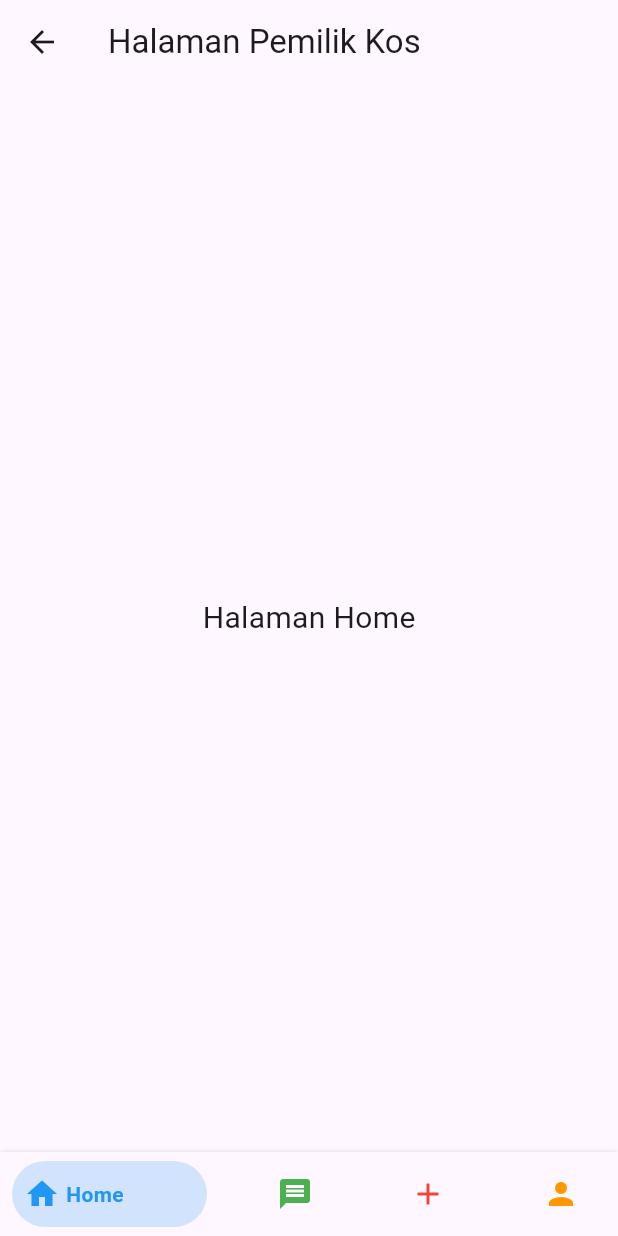
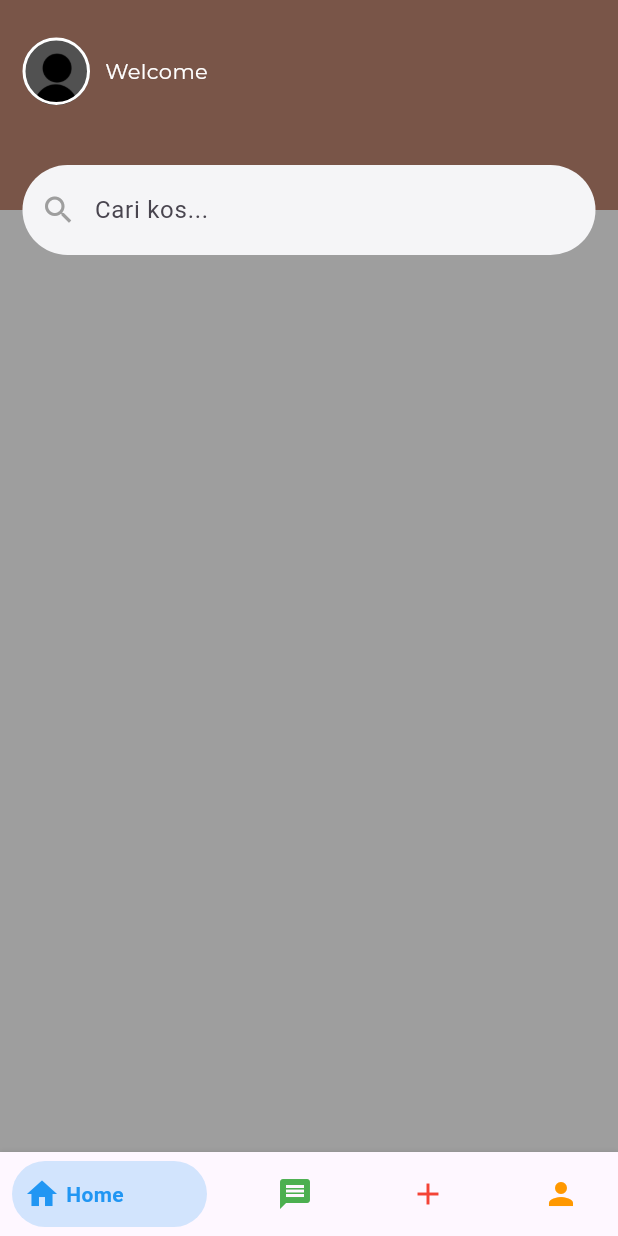
Before and after one commit to RafiRhnnn/kosanbaru, a Flutter app: the PemilikKosScreen screen opened directly with empty values, on a phone screen of 412 x 824 dp. Run offline on Flutter 3.47's test engine with Material 3 defaults, Android fonts, the phone set to English and light mode, and no system bars; drawn by our look-alikes of bottom_navy_bar; our stand-ins replace carousel_slider, google_fonts, supabase_flutter; accounts and stored records are empty.

Commit message:
imah pemilik

```diff
--- a/lib/screens/pemilikkos/home_screen.dart
+++ b/lib/screens/pemilikkos/home_screen.dart
@@ -1,15 +1,118 @@
 import 'package:flutter/material.dart';
+import 'package:google_fonts/google_fonts.dart';
 
 class HomeScreen extends StatelessWidget {
   const HomeScreen({super.key});
 
   @override
   Widget build(BuildContext context) {
-    return const Center(
-      child: Text(
-        'Halaman Home',
-        style: TextStyle(fontSize: 20),
+    return Scaffold(
+      backgroundColor: Colors.grey,
+      body: SafeArea(
+        child: Column(
+          children: [
+            Stack(
+              children: [
+                Container(
+                  height: 140,
+                  width: double.infinity,
+                  color: Colors.brown,
+                ),
+                Column(
+                  children: [
+                    SizedBox(
+                      height: 10,
+                    ),
+                    Padding(
+                      padding: const EdgeInsets.all(15),
+                      child: Row(
+                        children: [
+                          Row(
+                            children: [
+                              Container(
+                                alignment: Alignment.topLeft,
+                                height: 45,
+                                width: 45,
+                                decoration: BoxDecoration(
+                                  image: DecorationImage(
+                                    image:
+                                        AssetImage('assets/images/profile.jpg'),
+                                  ),
+                                  borderRadius: BorderRadius.circular(25),
+                                  border: Border.all(
+                                    color: Colors.white,
+                                    style: BorderStyle.solid,
+                                    width: 2,
+                                  ),
+                                ),
+                              ),
+                              SizedBox(
+                                width: 10,
+                              ),
+                              Text(
+                                "Welcome",
+                                style: GoogleFonts.montserrat(
+                                  color: Colors.white,
+                                ),
+                              ),
+                            ],
+                          ),
+                        ],
+                      ),
+                    ),
+                    SizedBox(
+                      height: 25,
+                    ),
+                    Padding(
+                      padding: const EdgeInsets.symmetric(horizontal: 15.0),
+                      child: Container(
+                        height: 60,
+                        width: double.infinity,
+                        decoration: BoxDecoration(
+                          color: Color(0xFFF5F5F7),
+                          borderRadius: BorderRadius.circular(30),
+                        ),
+                        child: Row(
+                          children: [
+                            Padding(
+                              padding:
+                                  const EdgeInsets.symmetric(horizontal: 12.0),
+                              child: Icon(
+                                Icons.search,
+                                color: Colors.grey,
+                              ),
+                            ),
+                            Expanded(
+                              child: TextField(
+                                cursorHeight: 20,
+                                autofocus: false,
+                                decoration: InputDecoration(
+                                  hintText: "Cari kos...",
+                                  border: InputBorder.none,
+                                ),
+                                onSubmitted: (query) {
+                                  // Tambahkan logika pencarian di sini
+                                  print("Searching for: $query");
+                                },
+                              ),
+                            ),
+                          ],
+                        ),
+                      ),
+                    ),
+                  ],
+                ),
+              ],
+            ),
+          ],
+        ),
       ),
     );
   }
 }
+
+void main() {
+  runApp(MaterialApp(
+    home: HomeScreen(),
+  ));
+}
--- a/lib/screens/pemilikkos/pemilikkos_screen.dart
+++ b/lib/screens/pemilikkos/pemilikkos_screen.dart
@@ -113,9 +113,6 @@ class _PemilikKosScreenState extends State<PemilikKosScreen> {
     ];
 
     return Scaffold(
-      appBar: AppBar(
-        title: const Text('Halaman Pemilik Kos'),
-      ),
       body: pages[_currentIndex],
       floatingActionButton: _currentIndex == 2
           ? FloatingActionButton(
--- a/pubspec.yaml
+++ b/pubspec.yaml
@@ -33,6 +33,7 @@ dependencies:
   supabase_flutter: ^2.0.0
   bottom_navy_bar: ^6.1.0
   carousel_slider: ^5.0.0
+  google_fonts: ^6.2.1
 
   # The following adds the Cupertino Icons font to your application.
   # Use with the CupertinoIcons class for iOS style icons.
```
Also changed, not shown: pubspec.lock.
